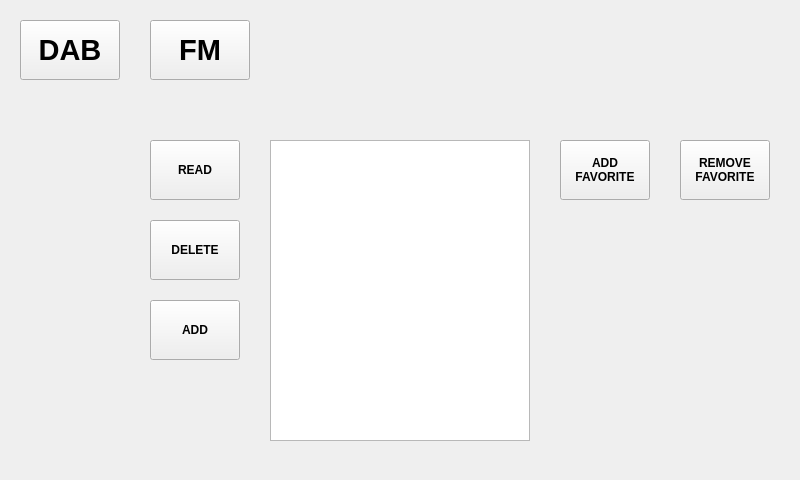
Qt form mainwindow.ui (Vitalic66/DAB-FM) before a commit.
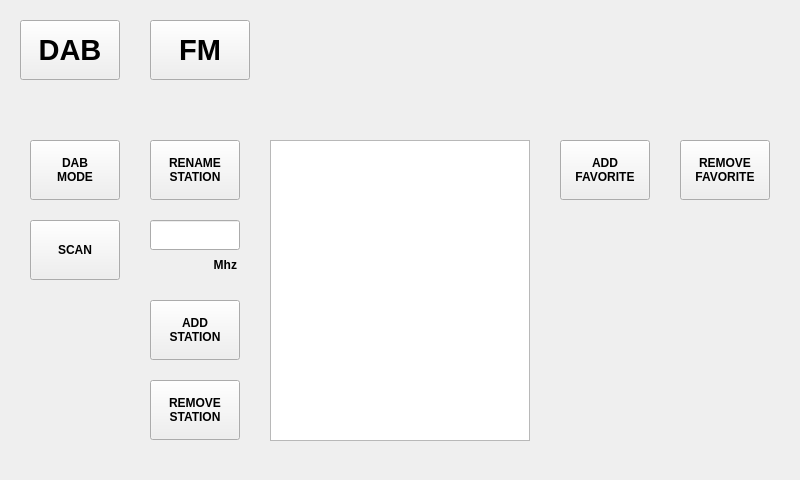
The same form after that commit. The open tabs and pages were chosen to show the change.

```diff
--- a/mainwindow.ui
+++ b/mainwindow.ui
@@ -233,20 +233,22 @@
        </rect>
       </property>
       <property name="text">
-       <string>READ</string>
+       <string>RENAME
+STATION</string>
       </property>
      </widget>
      <widget class="QPushButton" name="btn_delete">
       <property name="geometry">
        <rect>
         <x>150</x>
-        <y>220</y>
+        <y>380</y>
         <width>90</width>
         <height>60</height>
        </rect>
       </property>
       <property name="text">
-       <string>DELETE</string>
+       <string>REMOVE
+STATION</string>
       </property>
      </widget>
      <widget class="QPushButton" name="btn_add">
@@ -259,7 +261,8 @@
        </rect>
       </property>
       <property name="text">
-       <string>ADD</string>
+       <string>ADD
+STATION</string>
       </property>
      </widget>
      <widget class="QPushButton" name="btn_tune_to_fm">
@@ -330,6 +333,62 @@
 FAVORITE</string>
       </property>
      </widget>
+     <widget class="QLineEdit" name="ln_add_station">
+      <property name="geometry">
+       <rect>
+        <x>150</x>
+        <y>220</y>
+        <width>90</width>
+        <height>30</height>
+       </rect>
+      </property>
+      <property name="alignment">
+       <set>Qt::AlignRight|Qt::AlignTrailing|Qt::AlignVCenter</set>
+      </property>
+     </widget>
+     <widget class="QLabel" name="label">
+      <property name="geometry">
+       <rect>
+        <x>170</x>
+        <y>250</y>
+        <width>67</width>
+        <height>30</height>
+       </rect>
+      </property>
+      <property name="text">
+       <string>Mhz</string>
+      </property>
+      <property name="alignment">
+       <set>Qt::AlignRight|Qt::AlignTrailing|Qt::AlignVCenter</set>
+      </property>
+     </widget>
+     <widget class="QPushButton" name="btn_tuner_mode">
+      <property name="geometry">
+       <rect>
+        <x>30</x>
+        <y>140</y>
+        <width>90</width>
+        <height>60</height>
+       </rect>
+      </property>
+      <property name="text">
+       <string>DAB
+MODE</string>
+      </property>
+     </widget>
+     <widget class="QPushButton" name="btn_scan">
+      <property name="geometry">
+       <rect>
+        <x>30</x>
+        <y>220</y>
+        <width>90</width>
+        <height>60</height>
+       </rect>
+      </property>
+      <property name="text">
+       <string>SCAN</string>
+      </property>
+     </widget>
     </widget>
    </widget>
   </widget>
```
Left out of the diff: 2 changed lines with no effect on the pictures.
